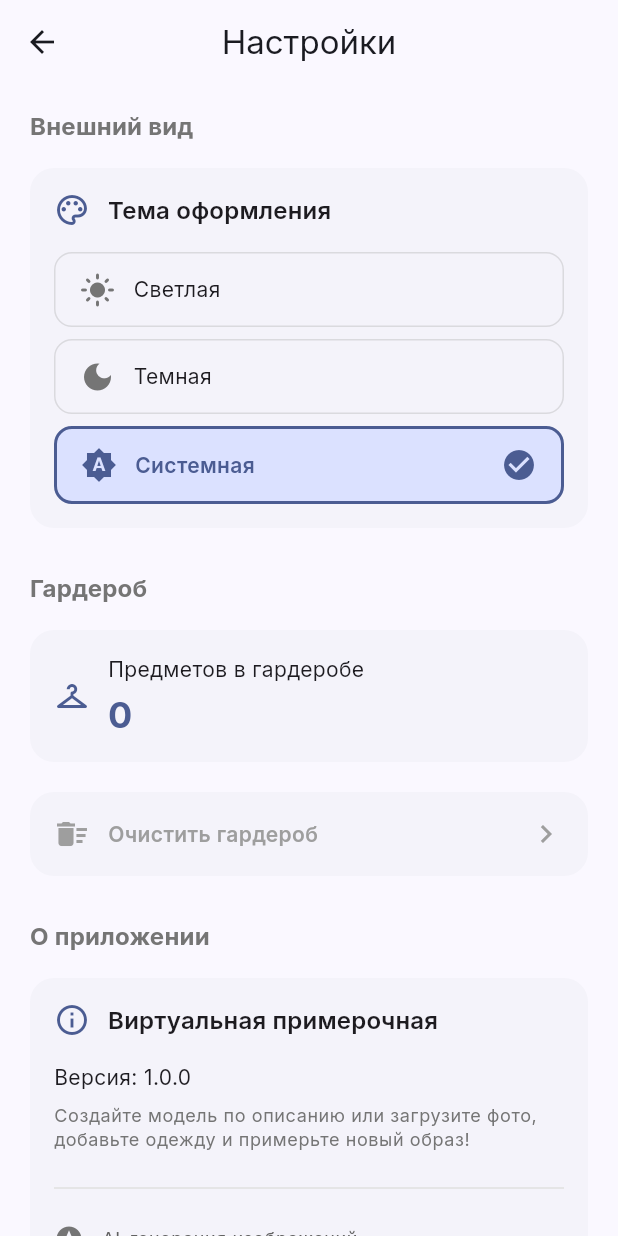
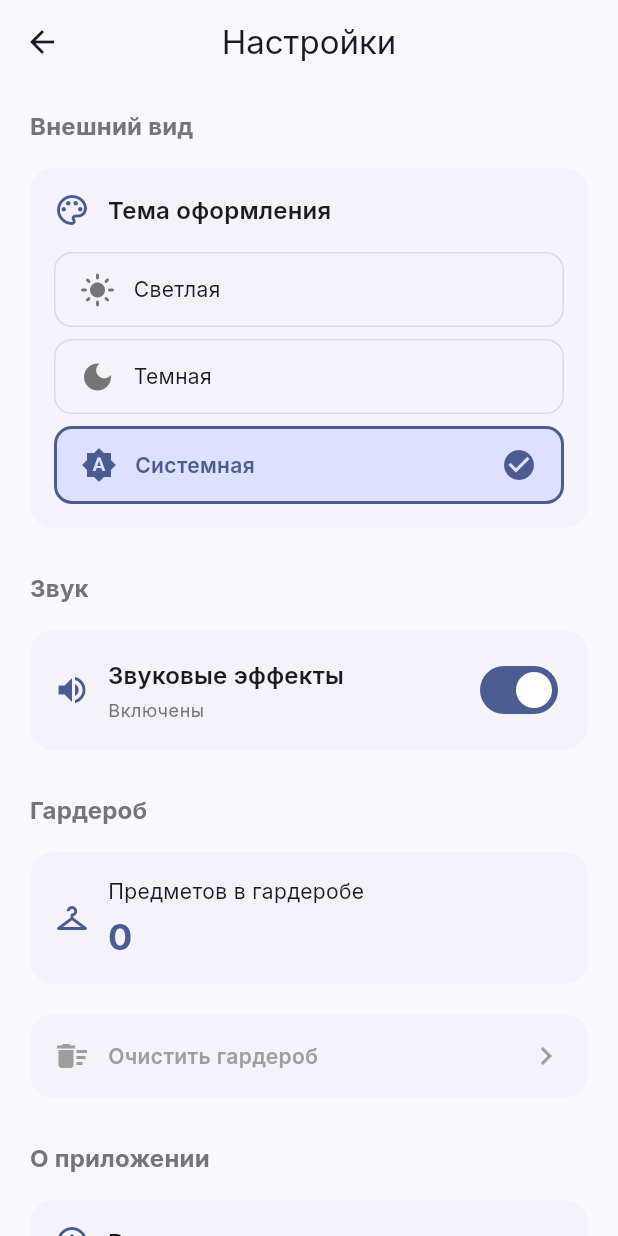
Before and after one commit to Farkhat1984/Trai_on, a Flutter app: the SettingsScreen screen opened directly, on a phone screen of 412 x 824 dp. Run offline on Flutter 3.47's test engine with Material 3 defaults, Android fonts, the light colour scheme and no system bars; drawn by our look-alikes of flutter_animate; our stand-ins replace dio, flutter_image_compress, flutter_riverpod, google_fonts, hive, hive_flutter and 4 more; missing offline and left inert: gal; accounts and stored records are empty.

Commit message:
Добавлены звуковые эффекты: клик кнопок и анимация полёта. Исправлена анимация полёта в гардеробе. Улучшена TryOnAnimationOverlay

```diff
--- a/lib/screens/settings_screen.dart
+++ b/lib/screens/settings_screen.dart
@@ -3,6 +3,7 @@ import 'package:flutter_riverpod/flutter_riverpod.dart';
 import 'package:flutter_animate/flutter_animate.dart';
 import '../providers/theme_provider.dart';
 import '../providers/wardrobe_provider.dart';
+import '../providers/sound_provider.dart';
 
 class SettingsScreen extends ConsumerWidget {
   const SettingsScreen({super.key});
@@ -10,6 +11,7 @@ class SettingsScreen extends ConsumerWidget {
   @override
   Widget build(BuildContext context, WidgetRef ref) {
     final themeMode = ref.watch(themeModeProvider);
+    final soundEnabled = ref.watch(soundEnabledProvider);
 
     return Scaffold(
       appBar: AppBar(
@@ -25,6 +27,14 @@ class SettingsScreen extends ConsumerWidget {
             title: 'Внешний вид',
             children: [
               _buildThemeCard(context, ref, themeMode),
+            ],
+          ),
+          const SizedBox(height: 24),
+          _buildSection(
+            context,
+            title: 'Звук',
+            children: [
+              _buildSoundCard(context, ref, soundEnabled),
             ],
           ),
           const SizedBox(height: 24),
@@ -120,6 +130,50 @@ class SettingsScreen extends ConsumerWidget {
               icon: Icons.brightness_auto,
               mode: ThemeMode.system,
               isSelected: currentMode == ThemeMode.system,
+            ),
+          ],
+        ),
+      ),
+    );
+  }
+
+  Widget _buildSoundCard(
+      BuildContext context, WidgetRef ref, bool soundEnabled) {
+    return Card(
+      child: Padding(
+        padding: const EdgeInsets.all(16),
+        child: Row(
+          children: [
+            Icon(
+              soundEnabled ? Icons.volume_up : Icons.volume_off,
+              color: Theme.of(context).colorScheme.primary,
+            ),
+            const SizedBox(width: 12),
+            Expanded(
+              child: Column(
+                crossAxisAlignment: CrossAxisAlignment.start,
+                children: [
+                  Text(
+                    'Звуковые эффекты',
+                    style: Theme.of(context).textTheme.titleMedium?.copyWith(
+                          fontWeight: FontWeight.w600,
+                        ),
+                  ),
+                  const SizedBox(height: 4),
+                  Text(
+                    soundEnabled ? 'Включены' : 'Выключены',
+                    style: Theme.of(context).textTheme.bodySmall?.copyWith(
+                          color: Colors.grey[600],
+                        ),
+                  ),
+                ],
+              ),
+            ),
+            Switch(
+              value: soundEnabled,
+              onChanged: (value) {
+                ref.read(soundEnabledProvider.notifier).setSoundEnabled(value);
+              },
             ),
           ],
         ),
--- a/pubspec.yaml
+++ b/pubspec.yaml
@@ -48,6 +48,9 @@ dependencies:
   # Permissions
   permission_handler: ^12.0.1
 
+  # Audio
+  just_audio: ^0.9.42
+
   # Utils
   uuid: ^4.5.1
   intl: ^0.20.2
@@ -67,6 +70,7 @@ flutter:
 
   assets:
     - assets/icons/
+    - assets/sounds/
 
 flutter_launcher_icons:
   android: true
```
Also changed, not shown: lib/main.dart (+8 -0 lines), lib/providers/sound_provider.dart (added, +31 -0 lines), lib/screens/home_screen.dart (+8 -2 lines), lib/screens/wardrobe_screen.dart (+10 -5 lines), lib/services/sound_service.dart (added, +121 -0 lines), lib/widgets/sound_buttons.dart (added, +120 -0 lines), lib/widgets/try_on_animation_overlay.dart (+9 -17 lines), pubspec.lock, 6 other files.
